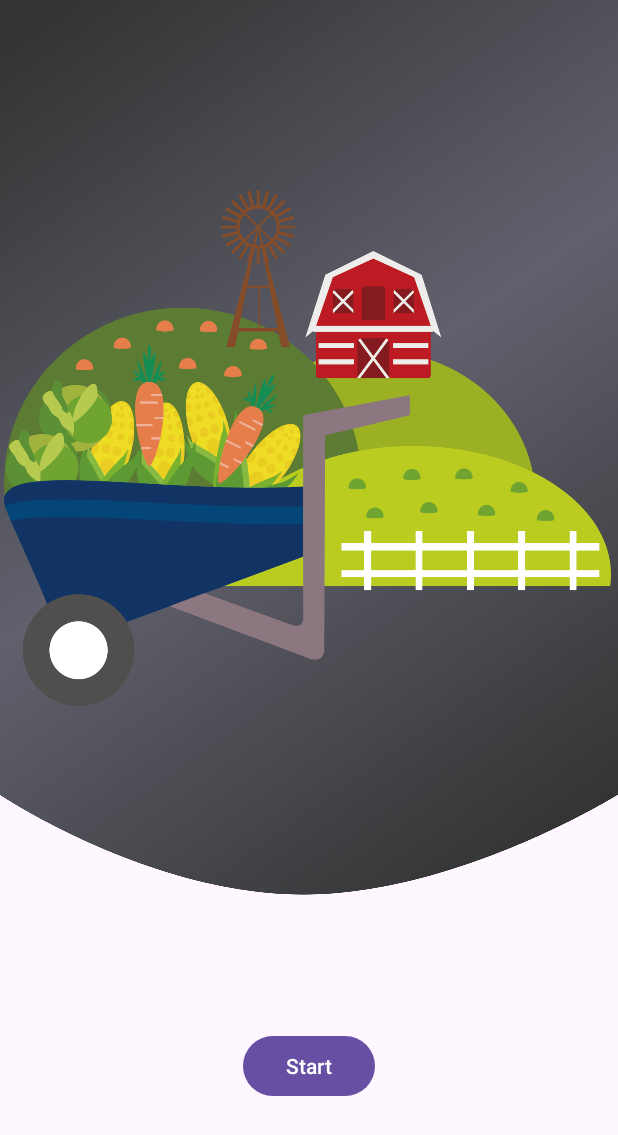
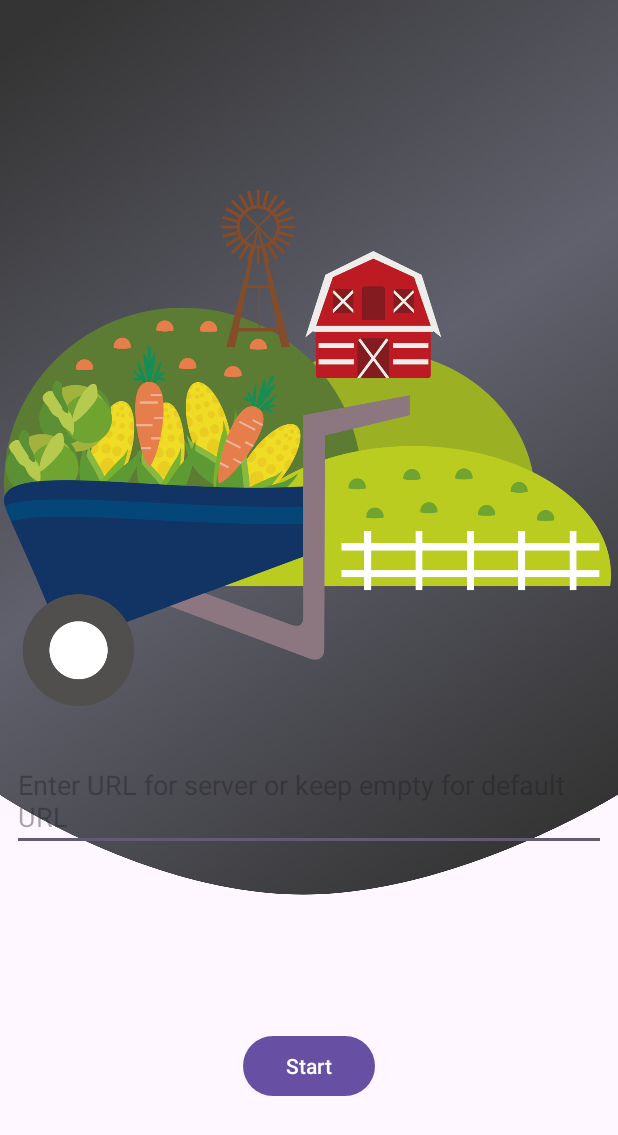
Before and after one commit to Sauban-Git/CropYieldPrediction, an Android app: the screen it shows after launch (MainActivity), on a phone screen of 412 x 824 dp. Shown: the top 1135 px of the screen. Run offline under Robolectric (Android 15) with nearby library versions, the phone set to English and light mode, and no system bars.

Commit message:
updated server req method

```diff
--- a/app/src/main/AndroidManifest.xml
+++ b/app/src/main/AndroidManifest.xml
@@ -13,7 +13,7 @@
         android:roundIcon="@mipmap/ic_launcher_round"
         android:supportsRtl="true"
         android:theme="@style/Theme.FarmersFriend"
-        android:networkSecurityConfig="@xml/network_security_config"
+        android:usesCleartextTraffic="true"
         tools:targetApi="31">
         <activity
             android:name=".MainActivity"
--- a/app/src/main/java/com/farm/friendly/MainActivity.kt
+++ b/app/src/main/java/com/farm/friendly/MainActivity.kt
@@ -25,8 +25,10 @@ class MainActivity : AppCompatActivity() {
     private lateinit var countries: List<String>
     private lateinit var crops: List<String>
 
+    private lateinit var ipAdd: EditText
+
     private val client = OkHttpClient()
-    private val urlServer = "http://10.250.12.186:5000/predict"
+    private var urlServer = "https://web-production-e6c2.up.railway.app/predict"
 
     override fun onCreate(savedInstanceState: Bundle?) {
         super.onCreate(savedInstanceState)
@@ -150,8 +152,15 @@ class MainActivity : AppCompatActivity() {
             "Yams"
         )
 
+        ipAdd = findViewById(R.id.ipAdd)
         binding.btnStart.setOnClickListener {
-            showDialog()
+            val ipAddress = ipAdd.text.toString().trim()
+            if (ipAddress.isNotEmpty()) {
+                urlServer = "http://$ipAddress:5000/predict"
+                showDialog()
+            }else {
+                showDialog()
+            }
         }
     }
 
--- a/app/src/main/res/layout/activity_main.xml
+++ b/app/src/main/res/layout/activity_main.xml
@@ -30,6 +30,18 @@
         android:contentDescription="Crop"
         app:srcCompat="@drawable/greencrop" />
 
+    <EditText
+        android:id="@+id/ipAdd"
+        android:layout_width="match_parent"
+        android:layout_height="wrap_content"
+        android:layout_marginStart="8dp"
+        android:layout_marginEnd="8dp"
+        android:hint="Enter URL for server or keep empty for default URL"
+        app:layout_constraintBottom_toBottomOf="@+id/imageView"
+        app:layout_constraintEnd_toEndOf="parent"
+        app:layout_constraintStart_toStartOf="parent"
+        app:layout_constraintTop_toBottomOf="@+id/imageView2" />
+
     <Button
         android:id="@+id/btnStart"
         android:layout_width="wrap_content"
```
Also changed, not shown: app/src/main/res/xml/network_security_config.xml (deleted, +0 -7 lines).
